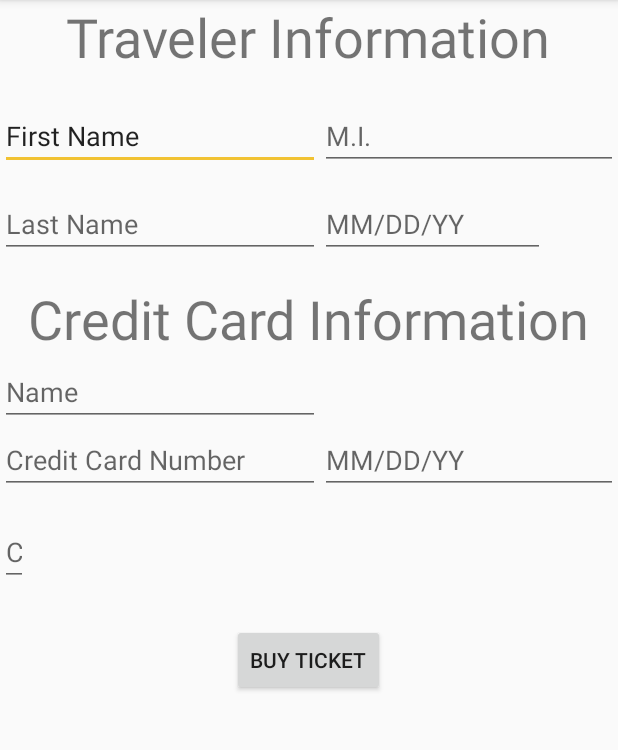
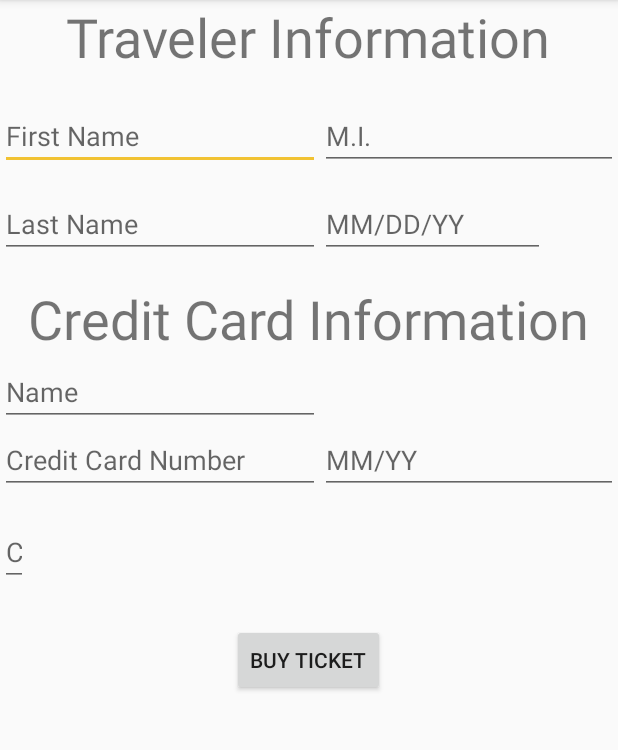
Before and after one commit to violetaria/FlyAway, an Android app: the TravelerInfo screen opened directly, with no data from a screen before it, on a phone screen of 412 x 824 dp, the part 84-834 px from its top. Run offline under Robolectric (Android 15) with nearby library versions, the phone set to English and light mode, and no system bars.

Commit message:
fix to use hint

```diff
--- a/app/src/main/res/layout/activity_traveler_info.xml
+++ b/app/src/main/res/layout/activity_traveler_info.xml
@@ -10,14 +10,13 @@
         android:id="@+id/etFirstName"
         android:layout_width="wrap_content"
         android:layout_height="wrap_content"
+        android:layout_alignParentStart="true"
+        android:layout_below="@+id/tvTravelInfoText"
+        android:layout_marginTop="19dp"
         android:layout_weight="1"
         android:ems="10"
-        android:inputType="textPersonName"
-        android:text="First Name"
-        android:layout_below="@+id/tvTravelInfoText"
-        android:layout_alignParentStart="true"
-        android:layout_marginTop="19dp"
-        android:hint="First Name"/>
+        android:hint="First Name"
+        android:inputType="textPersonName"/>
 
     <TextView
         android:id="@+id/tvTravelInfoText"
@@ -93,9 +92,9 @@
         android:clickable="true"
         android:ems="10"
         android:focusable="false" android:focusableInTouchMode="false"
+        android:hint="@string/mm_yy"
         android:inputType="date"
-        android:longClickable="false"
-        android:hint="@string/mm_dd_yy"/>
+        android:longClickable="false"/>
 
     <EditText
         android:id="@+id/dob"
```
